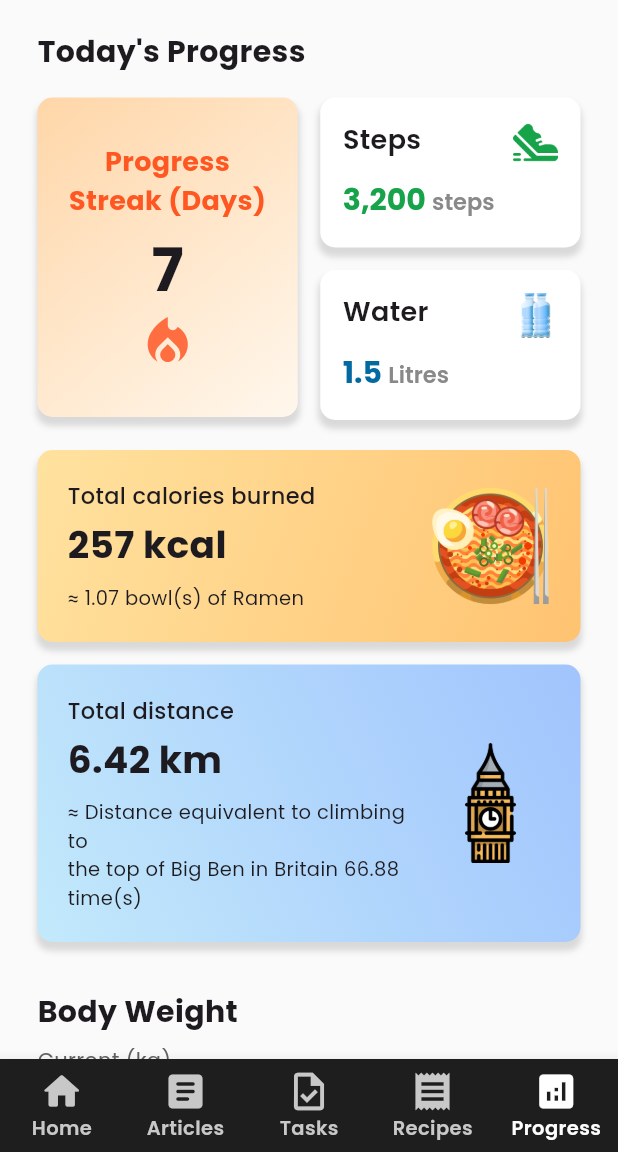
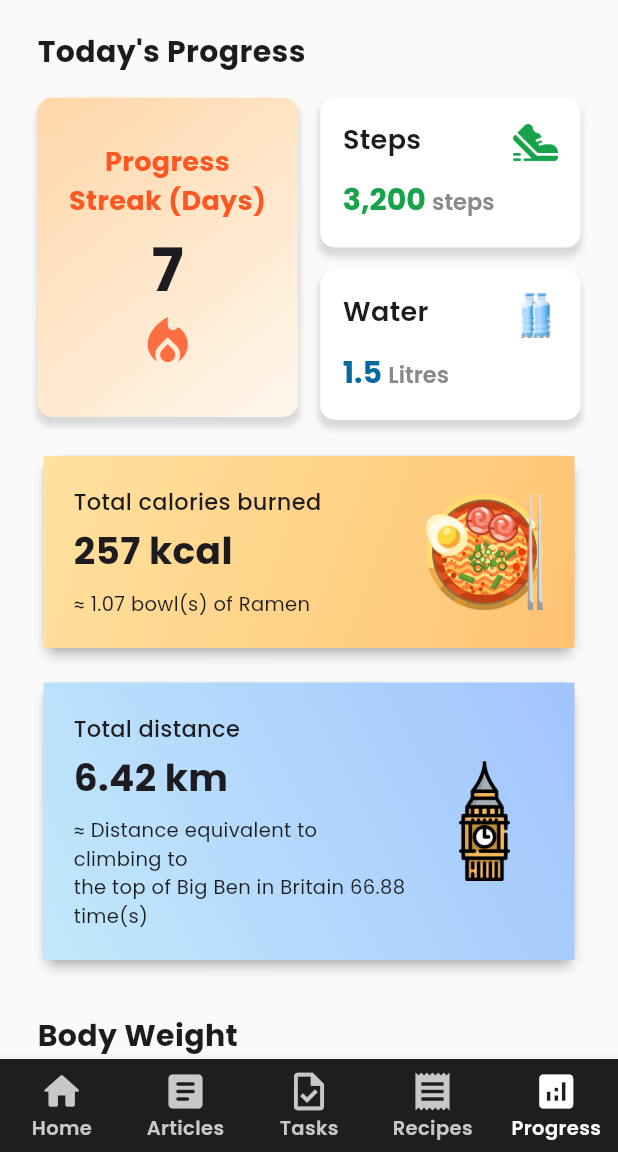
Before and after one commit to evelyn-zhan/cinnamon-health-app, a Flutter app: the screen it shows after launch, item 5 of the bottom bar chosen, on a phone screen of 412 x 824 dp, the part 84-1236 px from its top. Run offline on Flutter 3.47's test engine with Material 3 defaults, Android fonts, the light colour scheme and no system bars; our stand-ins replace fl_chart, google_fonts; network calls fail.

Commit message:
refactor: use Card widget for "Steps" and "Water" information on Progress menu

```diff
--- a/lib/components/info_card.dart
+++ b/lib/components/info_card.dart
@@ -23,7 +23,13 @@ class InfoCard extends StatelessWidget {
 
   @override
   Widget build(BuildContext context) {
-    return Container(
+    return Card(
+      color: Colors.transparent,
+      elevation: 3,
+      shape: RoundedRectangleBorder(
+        borderRadius: BorderRadius.circular(10),
+      ),
+      child: Container(
         padding: EdgeInsets.all(20),
         decoration: BoxDecoration(
           gradient: LinearGradient(
@@ -31,11 +37,7 @@ class InfoCard extends StatelessWidget {
             begin: beginGradient,
             end: endGradient,
           ),
-        color: Theme.of(context).canvasColor,
-        borderRadius: BorderRadius.circular(10),
-        boxShadow: [
-         BoxShadow(color: Theme.of(context).shadowColor, spreadRadius: 1, blurRadius: 3, offset: Offset(0, 5))
-       ]
+          color: Theme.of(context).canvasColor
         ),
         child: Row(
           crossAxisAlignment: CrossAxisAlignment.center,
@@ -61,6 +63,7 @@ class InfoCard extends StatelessWidget {
             ),
           ],
         ),
+      ),
     );
   }
 }
```
Lines whose indentation alone changed are shown as unchanged.
